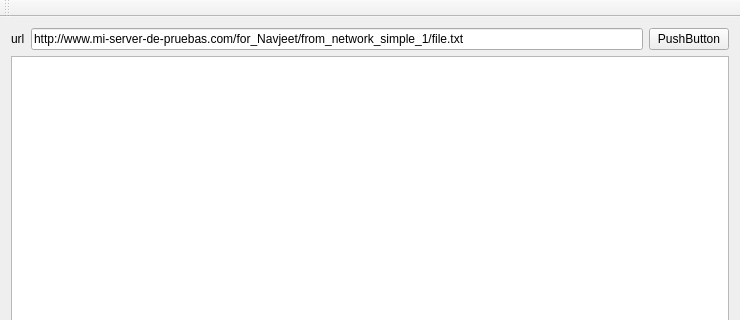
Infotronica/from_network_simple_1, file mainwindow.ui: the form before one commit; both pictures show x 0 to 740 and y 0 to 320 of the 740 by 570 pixel window.
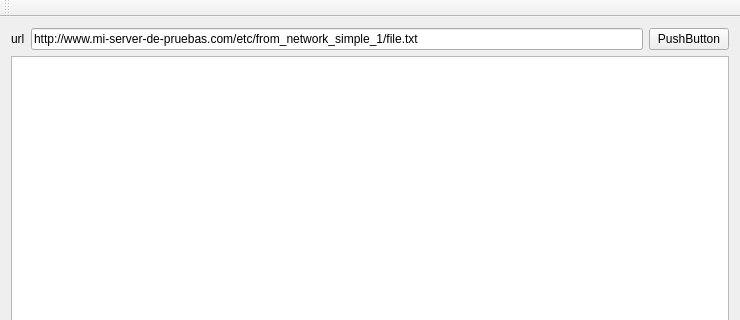
The form after the commit.

The edit to the form file:
```diff
--- a/mainwindow.ui
+++ b/mainwindow.ui
@@ -27,7 +27,7 @@
       <item>
        <widget class="QLineEdit" name="lineEdit">
         <property name="text">
-         <string>http://www.mi-server-de-pruebas.com/for_Navjeet/from_network_simple_1/file.txt</string>
+         <string>http://www.mi-server-de-pruebas.com/etc/from_network_simple_1/file.txt</string>
         </property>
        </widget>
       </item>
```
Left out of the diff: 2 changed lines with no effect on the pictures.
